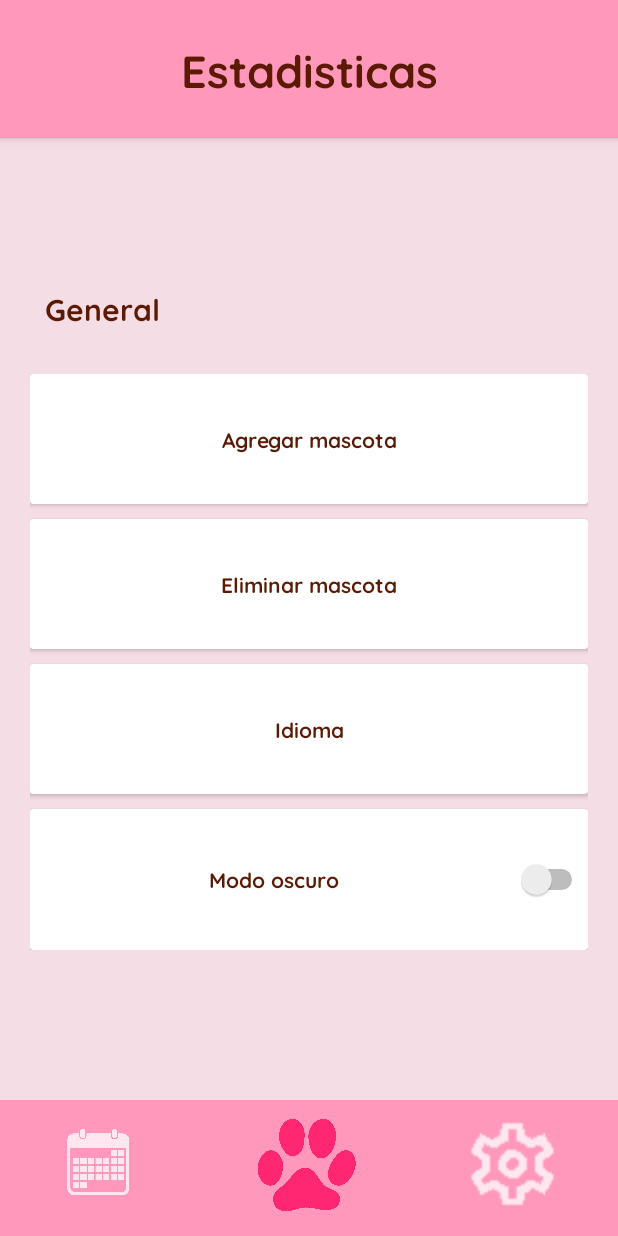
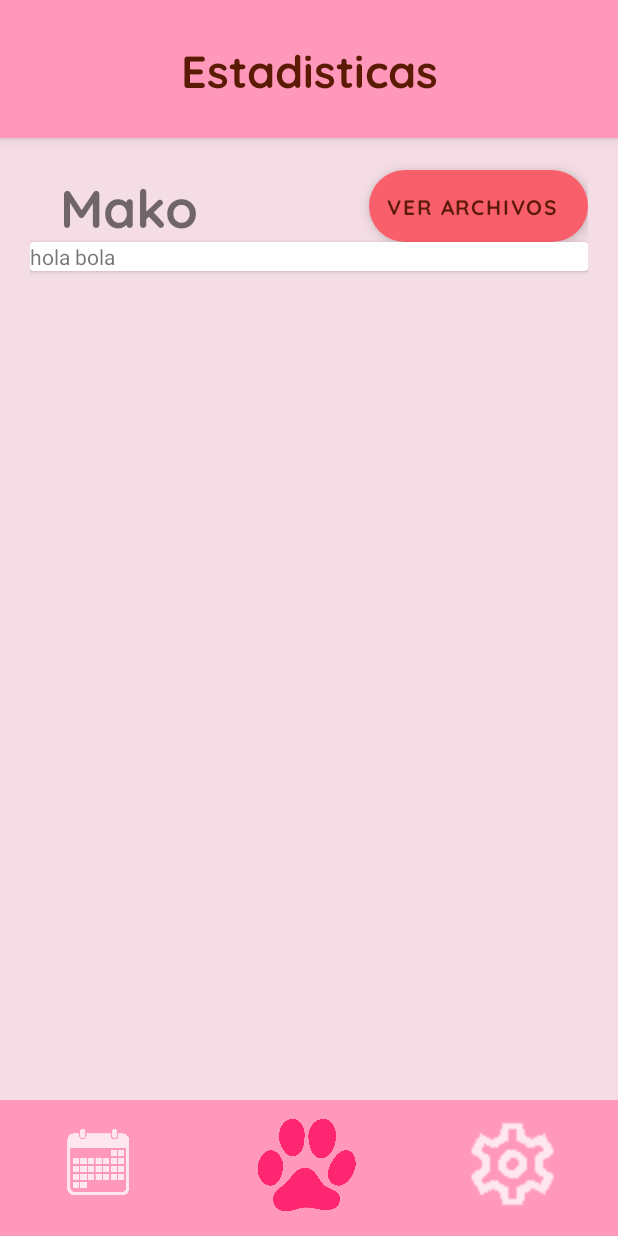
Before and after one commit to FrumpleQuest/AppsMoviles, an Android app: the estadisticas screen opened directly, with no data from a screen before it, on a phone screen of 412 x 824 dp. Run offline under Robolectric (Android 15) with nearby library versions, the light colour scheme and no system bars.

Commit message:
estadisticas horrendas xd

```diff
--- a/app/src/main/res/layout/estadisticas.xml
+++ b/app/src/main/res/layout/estadisticas.xml
@@ -32,78 +32,45 @@
         android:paddingRight="20dp"
         android:paddingBottom="100dp">
 
-        <TextView
-            android:layout_width="match_parent"
-            android:layout_height="4dp"
-            android:layout_weight="1"
-            android:fontFamily="@font/quicksand_bold"
-            android:gravity="bottom"
-            android:padding="10dp"
-            android:text="General"
-            android:textColor="#5b1a04"
-            android:textSize="20sp" />
         <LinearLayout
             android:layout_width="match_parent"
             android:layout_height="wrap_content"
-            android:layout_weight="2"
-            android:paddingTop="20dp"
-            android:orientation="vertical">
-            <androidx.cardview.widget.CardView
+            android:orientation="horizontal">
+            <TextView
                 android:layout_width="match_parent"
                 android:layout_height="wrap_content"
                 android:layout_weight="1"
-                android:layout_marginBottom="10dp">
-                <TextView
-                    android:id="@+id/add_mascota_from_config"
-                    android:layout_width="match_parent"
-                    android:layout_height="match_parent"
-                    android:gravity="center"
+                android:paddingLeft="20dp"
+                android:paddingTop="20dp"
+                android:text="Mako"
+                android:textSize="35sp"
+                android:fontFamily="@font/quicksand_bold">
+            </TextView>
+            <com.google.android.material.floatingactionbutton.ExtendedFloatingActionButton
+                android:id="@+id/extended_fab"
+                android:layout_width="wrap_content"
+                android:layout_height="wrap_content"
+                android:layout_gravity="bottom|right"
                 android:fontFamily="@font/quicksand_bold"
-                    android:text="Agregar mascota"
-                    android:textColor="#5b1a04"/>
-            </androidx.cardview.widget.CardView>
+                android:textColor="#5b1a04"
+                android:text="Ver Archivos"
+                app:backgroundTint="#f85f6a"/>
+        </LinearLayout>
+
         <androidx.cardview.widget.CardView
             android:layout_width="match_parent"
-                android:layout_height="wrap_content"
-                android:layout_weight="1"
-                android:layout_marginBottom="10dp">
-                <TextView
-                    android:id="@+id/eliminar_mascota"
-                    android:layout_width="match_parent"
-                    android:layout_height="match_parent"
-                    android:gravity="center"
-                    android:fontFamily="@font/quicksand_bold"
-                    android:text="Eliminar mascota"
-                    android:textColor="#5b1a04"/>
-            </androidx.cardview.widget.CardView>
-            <androidx.cardview.widget.CardView
-                android:layout_width="match_parent"
-                android:layout_height="wrap_content"
-                android:layout_weight="1"
-                android:layout_marginBottom="10dp">
+            android:layout_height="wrap_content">
             <TextView
                 android:layout_width="match_parent"
                 android:layout_height="match_parent"
-                    android:gravity="center"
-                    android:text="Idioma"
-                    android:textColor="#5b1a04"
-                    android:fontFamily="@font/quicksand_bold"/>
+                android:text="hola bola">
+            </TextView>
+
         </androidx.cardview.widget.CardView>
-            <androidx.cardview.widget.CardView
-                android:layout_width="match_parent"
-                android:layout_height="wrap_content"
-                android:layout_weight="1">
-                <Switch
-                    android:layout_width="match_parent"
-                    android:layout_height="match_parent"
-                    android:gravity="center"
-                    android:text="Modo oscuro"
-                    android:fontFamily="@font/quicksand_bold"
-                    android:textColor="#5b1a04"
-                    app:layout_constraintTop_toTopOf="parent"
-                    tools:ignore="UseSwitchCompatOrMaterialXml" />
-            </androidx.cardview.widget.CardView>
-        </LinearLayout>
+
+
+
+
 
     </LinearLayout>
     <LinearLayout
--- a/app/src/main/res/layout/perfil_mascotas.xml
+++ b/app/src/main/res/layout/perfil_mascotas.xml
@@ -31,17 +31,6 @@
             android:id="@+id/mylistview"
             android:layout_width="match_parent"
             android:layout_height="match_parent" />
-        <!--
-        <com.google.android.material.floatingactionbutton.FloatingActionButton
-            android:id="@+id/floating_action_button"
-            android:layout_width="wrap_content"
-            android:layout_height="wrap_content"
-            android:layout_margin="16dp"
-            android:layout_gravity="end|bottom"
-            app:srcCompat="@drawable/plus_icon_white"
-            app:backgroundTint="#f85f6a"
-            android:contentDescription="TODO" />
-        -->
     </FrameLayout>
     <LinearLayout
         android:layout_width="match_parent"
```
Lines whose indentation alone changed are shown as unchanged.
